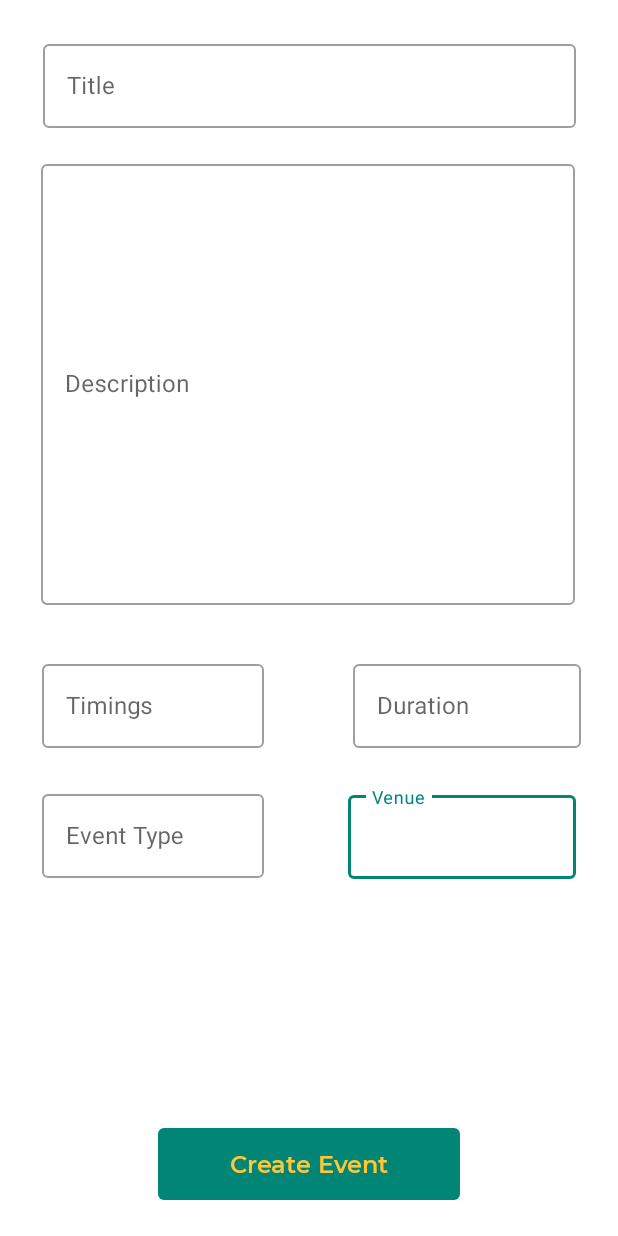
After one commit to Shub-Gautam/TOGS, an Android app: the CreateEvent screen opened directly, with no data from a screen before it, on a phone screen of 412 x 824 dp. The commit adds this screen. Run offline under Robolectric (Android 15) with nearby library versions, the phone set to English and light mode, and no system bars.

Commit message:
Before CardView

```diff
--- a/app/build.gradle
+++ b/app/build.gradle
@@ -42,7 +42,9 @@ dependencies {
     implementation 'androidx.constraintlayout:constraintlayout:2.1.4'
     implementation 'com.github.AppIntro:AppIntro:6.2.0'
     implementation 'com.google.android.material:material:1.6.1'
+    implementation 'me.dm7.barcodescanner:zxing:1.9.8'
     testImplementation 'junit:junit:4.13.2'
+    implementation 'com.karumi:dexter:6.2.2'
     androidTestImplementation 'androidx.test.ext:junit:1.1.3'
     androidTestImplementation 'androidx.test.espresso:espresso-core:3.4.0'
 }
--- /dev/null
+++ b/app/src/main/java/com/example/tog_s/CreateEvent.java
@@ -0,0 +1,45 @@
+package com.example.tog_s;
+
+import androidx.appcompat.app.AppCompatActivity;
+import androidx.constraintlayout.widget.ConstraintLayout;
+
+import android.content.Context;
+import android.content.Intent;
+import android.content.SharedPreferences;
+import android.os.Bundle;
+import android.view.View;
+import android.widget.Button;
+import android.widget.EditText;
+
+public class CreateEvent extends AppCompatActivity {
+
+    ConstraintLayout constraintLayout ;
+
+    @Override
+    protected void onCreate(Bundle savedInstanceState) {
+        super.onCreate(savedInstanceState);
+        setContentView(R.layout.activity_create_event);
+
+        EditText title = (EditText) findViewById(R.id.textInputEditTextCreateEventTitle);
+        EditText description = (EditText) findViewById(R.id.textInputEditTextCreateEventDescription);
+        EditText timings = (EditText) findViewById(R.id.textInputEditTextCreateEventTimings);
+        EditText duration = (EditText) findViewById(R.id.textInputEditTextCreateEventDuration);
+        EditText eventType = (EditText) findViewById(R.id.textInputEditTextCreateEventEventType);
+        EditText venue = (EditText) findViewById(R.id.textInputEditTextCreateEventVenue);
+
+        SharedPreferences sh = getSharedPreferences("MySharedPref", Context.MODE_PRIVATE);
+        String token = sh.getString("token", "");
+
+        Button finalCreateEvent  = (Button) findViewById(R.id.CreateEvent2);
+
+        finalCreateEvent.setOnClickListener(new View.OnClickListener() {
+            @Override
+            public void onClick(View view) {
+                Auth auth = new Auth();
+                Intent myIntent = new Intent(getApplicationContext(),Events.class);
+                auth.createEvent(token,title.getText().toString(),description.getText().toString(),timings.getText().toString(),duration.getText().toString(),eventType.getText().toString(),venue.getText().toString(),getApplicationContext(),constraintLayout,view,myIntent);
+            }
+        });
+
+    }
+}
--- a/app/src/main/java/com/example/tog_s/Register.java
+++ b/app/src/main/java/com/example/tog_s/Register.java
@@ -24,8 +24,8 @@ public class Register extends AppCompatActivity {
                 EditText password = (EditText) findViewById(R.id.textInputEditTextRegistePassword);
 
                 Intent myIntent = new Intent(getApplicationContext(),RegisterSecond.class);
-                myIntent.putExtra("email",email.getText().toString());
-                myIntent.putExtra("password",password.getText().toString());
+                myIntent.putExtra("email",email.getText().toString().trim());
+                myIntent.putExtra("password",password.getText().toString().trim());
 
                 startActivity(myIntent);
             }
--- /dev/null
+++ b/app/src/main/res/layout/activity_create_event.xml
@@ -0,0 +1,137 @@
+<?xml version="1.0" encoding="utf-8"?>
+<androidx.constraintlayout.widget.ConstraintLayout xmlns:android="http://schemas.android.com/apk/res/android"
+    xmlns:app="http://schemas.android.com/apk/res-auto"
+    xmlns:tools="http://schemas.android.com/tools"
+    android:layout_width="match_parent"
+    android:layout_height="match_parent"
+    tools:context=".CreateEvent">
+
+    <com.google.android.material.textfield.TextInputLayout
+        android:id="@+id/outlinedTextFieldRegister9"
+        style="@style/Widget.MaterialComponents.TextInputLayout.OutlinedBox"
+        android:layout_width="152dp"
+        android:layout_height="67dp"
+        android:layout_marginTop="20dp"
+        android:layout_marginEnd="28dp"
+        android:hint="Venue"
+        app:layout_constraintEnd_toEndOf="parent"
+        app:layout_constraintTop_toBottomOf="@+id/outlinedTextFieldRegister29">
+
+        <com.google.android.material.textfield.TextInputEditText
+            android:id="@+id/textInputEditTextCreateEventVenue"
+            android:layout_width="match_parent"
+            android:layout_height="56dp"
+            android:singleLine="true" />
+    </com.google.android.material.textfield.TextInputLayout>
+
+    <com.google.android.material.textfield.TextInputLayout
+        android:id="@+id/outlinedTextFieldRegister3"
+        style="@style/Widget.MaterialComponents.TextInputLayout.OutlinedBox"
+        android:layout_width="148dp"
+        android:layout_height="67dp"
+        android:layout_marginStart="28dp"
+        android:layout_marginTop="524dp"
+        android:hint="Event Type"
+        app:layout_constraintStart_toStartOf="parent"
+        app:layout_constraintTop_toTopOf="parent">
+
+        <com.google.android.material.textfield.TextInputEditText
+            android:id="@+id/textInputEditTextCreateEventEventType"
+            android:layout_width="match_parent"
+            android:layout_height="56dp"
+            android:singleLine="true" />
+    </com.google.android.material.textfield.TextInputLayout>
+
+    <com.google.android.material.textfield.TextInputLayout
+        android:id="@+id/outlinedTextFieldRegister39"
+        style="@style/Widget.MaterialComponents.TextInputLayout.OutlinedBox"
+        android:layout_width="148dp"
+        android:layout_height="67dp"
+        android:layout_marginStart="28dp"
+        android:layout_marginTop="24dp"
+        android:hint="Timings"
+        app:layout_constraintStart_toStartOf="parent"
+        app:layout_constraintTop_toBottomOf="@+id/outlinedTextFieldRegister11">
+
+        <com.google.android.material.textfield.TextInputEditText
+            android:id="@+id/textInputEditTextCreateEventTimings"
+            android:layout_width="match_parent"
+            android:layout_height="56dp"
+            android:singleLine="true" />
+    </com.google.android.material.textfield.TextInputLayout>
+
+    <com.google.android.material.textfield.TextInputLayout
+        android:id="@+id/outlinedTextFieldRegister29"
+        style="@style/Widget.MaterialComponents.TextInputLayout.OutlinedBox"
+        android:layout_width="152dp"
+        android:layout_height="67dp"
+        android:layout_marginStart="59dp"
+        android:layout_marginTop="24dp"
+        android:layout_marginEnd="28dp"
+        android:hint="Duration"
+        app:layout_constraintEnd_toEndOf="parent"
+        app:layout_constraintHorizontal_bias="0.0"
+        app:layout_constraintStart_toEndOf="@+id/outlinedTextFieldRegister39"
+        app:layout_constraintTop_toBottomOf="@+id/outlinedTextFieldRegister11">
+
+        <com.google.android.material.textfield.TextInputEditText
+            android:id="@+id/textInputEditTextCreateEventDuration"
+            android:layout_width="match_parent"
+            android:layout_height="56dp"
+            android:singleLine="true" />
+    </com.google.android.material.textfield.TextInputLayout>
+
+    <com.google.android.material.textfield.TextInputLayout
+        android:id="@+id/outlinedTextFieldRegister11"
+        style="@style/Widget.MaterialComponents.TextInputLayout.OutlinedBox"
+        android:layout_width="356dp"
+        android:layout_height="309dp"
+        android:layout_marginTop="104dp"
+        android:hint="Description"
+        app:layout_constraintEnd_toEndOf="parent"
+        app:layout_constraintHorizontal_bias="0.49"
+        app:layout_constraintStart_toStartOf="parent"
+        app:layout_constraintTop_toTopOf="parent">
+
+        <com.google.android.material.textfield.TextInputEditText
+            android:id="@+id/textInputEditTextCreateEventDescription"
+            android:layout_width="match_parent"
+            android:layout_height="294dp"
+            android:singleLine="false" />
+    </com.google.android.material.textfield.TextInputLayout>
+
+    <com.google.android.material.textfield.TextInputLayout
+        android:id="@+id/outlinedTextFieldRegister19"
+        style="@style/Widget.MaterialComponents.TextInputLayout.OutlinedBox"
+        android:layout_width="355dp"
+        android:layout_height="65dp"
+        android:layout_marginTop="24dp"
+        android:hint="Title"
+        app:layout_constraintEnd_toEndOf="parent"
+        app:layout_constraintStart_toStartOf="parent"
+        app:layout_constraintTop_toTopOf="parent">
+
+        <com.google.android.material.textfield.TextInputEditText
+            android:id="@+id/textInputEditTextCreateEventTitle"
+            android:layout_width="match_parent"
+            android:layout_height="56dp"
+            android:singleLine="true" />
+
+    </com.google.android.material.textfield.TextInputLayout>
+
+    <Button
+        android:id="@+id/CreateEvent2"
+        style="@style/Widget.AppCompat.Button.Borderless"
+        android:layout_width="201dp"
+        android:layout_height="48dp"
+        android:layout_marginBottom="24dp"
+        android:background="@drawable/bg_btn_primary"
+        android:fontFamily="@font/msemibold"
+        android:text="Create Event"
+        android:textAllCaps="false"
+        android:textColor="#FFC736"
+        android:textSize="16sp"
+        app:layout_constraintBottom_toBottomOf="parent"
+        app:layout_constraintEnd_toEndOf="parent"
+        app:layout_constraintStart_toStartOf="parent" />
+</androidx.constraintlayout.widget.ConstraintLayout>
--- a/app/src/main/res/layout/activity_login.xml
+++ b/app/src/main/res/layout/activity_login.xml
@@ -82,7 +82,8 @@
         <com.google.android.material.textfield.TextInputEditText
             android:id="@+id/textInputEditText"
             android:layout_width="match_parent"
-            android:layout_height="56dp" />
+            android:layout_height="56dp"
+            android:singleLine="true" />
     </com.google.android.material.textfield.TextInputLayout>
 
     <com.google.android.material.textfield.TextInputLayout
@@ -102,7 +103,8 @@
         <com.google.android.material.textfield.TextInputEditText
             android:id="@+id/textInputEditText2"
             android:layout_width="match_parent"
-            android:layout_height="56dp" />
+            android:layout_height="56dp"
+            android:singleLine="true" />
     </com.google.android.material.textfield.TextInputLayout>
 
 
--- a/gradle.properties
+++ b/gradle.properties
@@ -19,3 +19,4 @@ android.useAndroidX=true
 # resources declared in the library itself and none from the library's dependencies,
 # thereby reducing the size of the R class for that library
 android.nonTransitiveRClass=true
+android.enableJetifier=true
```
Also changed, not shown: app/src/main/AndroidManifest.xml (+29 -0 lines), app/src/main/java/com/example/tog_s/Auth.java (+125 -0 lines), app/src/main/java/com/example/tog_s/EventDetail.java (added, +14 -0 lines), app/src/main/java/com/example/tog_s/Events.java (added, +37 -0 lines), app/src/main/java/com/example/tog_s/HomePage.java (+11 -1 lines), app/src/main/java/com/example/tog_s/QRScanner.java (added, +80 -0 lines), app/src/main/java/com/example/tog_s/RegisterSecond.java (+13 -10 lines), app/src/main/res/layout/activity_event_detail.xml (added, +9 -0 lines), app/src/main/res/layout/activity_events.xml (added, +66 -0 lines), app/src/main/res/layout/activity_qrscanner.xml (added, +11 -0 lines), app/src/main/res/layout/activity_register.xml (+6 -4 lines).
